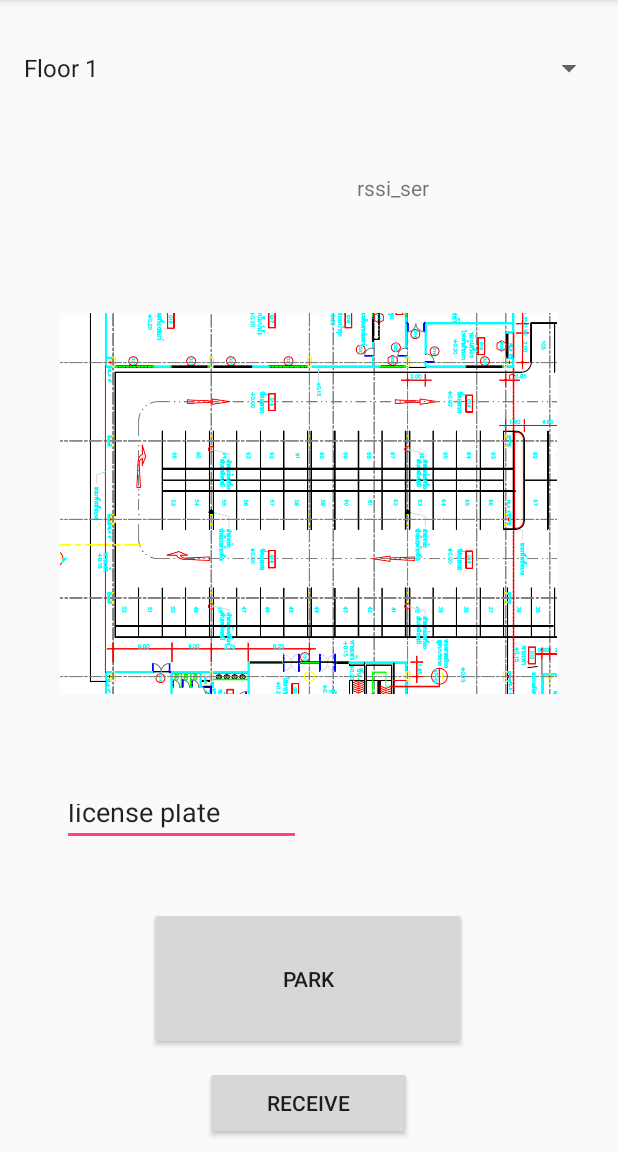
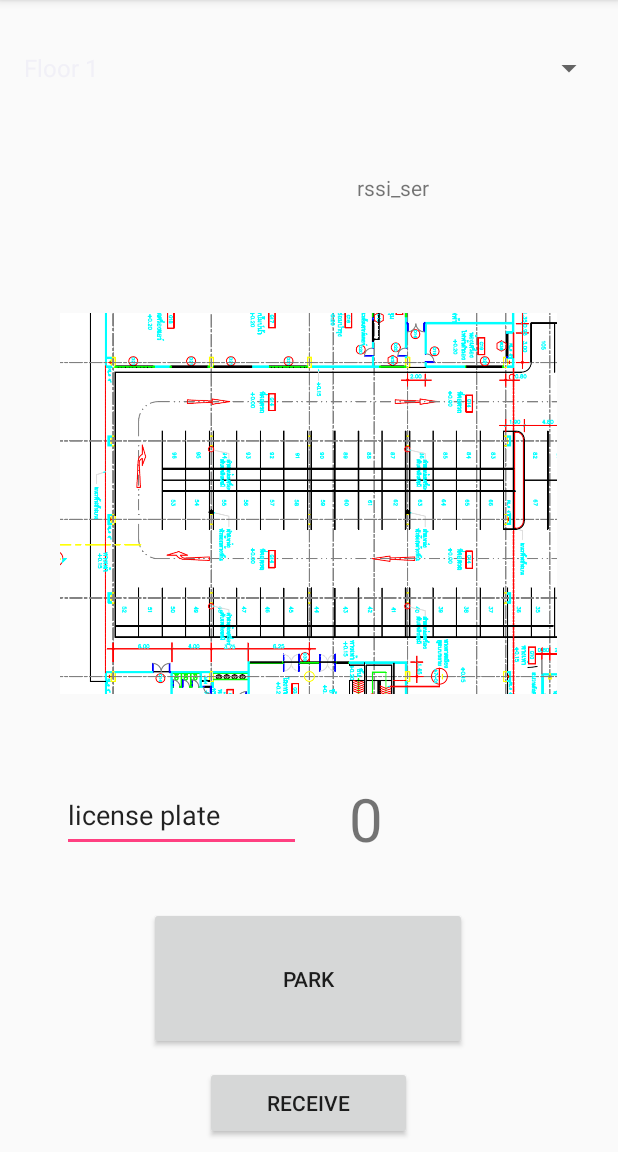
Before and after one commit to pongmile/Find-Car-Park-in-door, an Android app: the screen it shows after launch once a user with an empty profile is signed in (MainActivity), on a phone screen of 412 x 824 dp, the part 84-1236 px from its top. Run offline under Robolectric (Android 15) with nearby library versions, the phone set to English and light mode, and no system bars; our stand-ins replace Firebase (no records; nobody signed in at launch, a user with empty details on screens opened directly).

Commit message:
add timer, floor
add timer and floor

```diff
--- a/app/build.gradle
+++ b/app/build.gradle
@@ -21,7 +21,7 @@ android {
 dependencies {
     implementation 'com.android.support:support-annotations:27.1.1'
     implementation fileTree(dir: 'libs', include: ['*.jar'])
-    implementation 'com.android.support:appcompat-v7:27.1.0'
+    implementation 'com.android.support:appcompat-v7:27.1.1'
     implementation 'com.android.support.constraint:constraint-layout:1.1.2'
     testImplementation 'junit:junit:4.12'
     androidTestImplementation 'com.android.support.test:runner:1.0.2'
--- a/app/src/main/java/com/pongmile/mycarpark/MainActivity.java
+++ b/app/src/main/java/com/pongmile/mycarpark/MainActivity.java
@@ -6,9 +6,11 @@ import android.content.Context;
 import android.content.Intent;
 import android.content.IntentFilter;
 import android.content.pm.PackageManager;
+import android.content.res.TypedArray;
 import android.net.wifi.ScanResult;
 import android.net.wifi.*;
 import android.os.Bundle;
+import android.os.CountDownTimer;
 import android.os.Handler;
 import android.provider.Settings;
 import android.support.annotation.NonNull;
@@ -16,12 +18,17 @@ import android.support.v4.app.ActivityCompat;
 import android.support.v4.content.ContextCompat;
 import android.support.v7.app.AppCompatActivity;
 import android.util.Log;
+import android.view.Menu;
+import android.view.MenuItem;
 import android.view.View;
+import android.widget.AdapterView;
 import android.widget.ArrayAdapter;
 import android.widget.Button;
 import android.widget.EditText;
+import android.widget.ImageView;
 import android.widget.ListView;
 import android.widget.SimpleAdapter;
+import android.widget.Spinner;
 import android.widget.TextView;
 import android.widget.Toast;
 
@@ -56,16 +63,20 @@ public class MainActivity extends AppCompatActivity implements View.OnClickListe
     WifiBroadcastReceiver wifiReceiver;
 
     public String u_email;
+    private String[] listOfObjects;
+    private TypedArray images;
+    private ImageView itemImage;
     TextView textView;
     TextView mTextView;
     Button btn;
     EditText license_p;
+    CountDownTimer cdt;
+    TextView tvTimer;
 
     FirebaseDatabase database = FirebaseDatabase.getInstance();
     DatabaseReference myRef = database.getReference();
     DatabaseReference mwifiRef = myRef.child("wifi");
     DatabaseReference mlicense = myRef.child("license");
-    FirebaseAuth.AuthStateListener mAuthListener;
 
     @Override
     protected void onCreate(Bundle savedInstanceState) {
@@ -74,6 +85,24 @@ public class MainActivity extends AppCompatActivity implements View.OnClickListe
         super.onCreate(savedInstanceState);
         setContentView(R.layout.activity_main);
         FirebaseApp.initializeApp(this);
+
+        images = getResources().obtainTypedArray(R.array.object_image);
+        listOfObjects = getResources().getStringArray(R.array.floor_arrays);
+        images = getResources().obtainTypedArray(R.array.object_image);
+        itemImage = findViewById(R.id.imageView);
+        final Spinner spinner = findViewById(R.id.spinner);
+        ArrayAdapter<String> spinnerAdapter = new ArrayAdapter(getApplicationContext(),android.R.layout.simple_spinner_item, listOfObjects);
+        spinnerAdapter.setDropDownViewResource(android.R.layout.simple_spinner_dropdown_item);
+        spinner.setAdapter(spinnerAdapter);
+        spinner.setOnItemSelectedListener(new AdapterView.OnItemSelectedListener() {
+            @Override
+            public void onItemSelected(AdapterView<?> parent, View view, int position, long id) {
+                itemImage.setImageResource(images.getResourceId(spinner.getSelectedItemPosition(), -1));
+            }
+            @Override
+            public void onNothingSelected(AdapterView<?> parent) {
+            }
+        });
 
 
         //Check for permissions
@@ -118,9 +147,11 @@ public class MainActivity extends AppCompatActivity implements View.OnClickListe
             @Override
             public void onDataChange(DataSnapshot dataSnapshot) {
                 for(DataSnapshot ds : dataSnapshot.getChildren()) {
-                    String wifi = ds.child("@KMITL").getValue(String.class);
-                    String wifi1 = ds.child("KMITL-WIFI").getValue(String.class);
-                    mTextView.setText("@KMITL "+wifi+ "\n" +"KMITL-WIFI "+wifi1);
+                    String wifi1 = ds.child("@KMITL").getValue(String.class);
+                    String wifi2 = ds.child("KMITL-WIFI").getValue(String.class);
+                    String wifi3 = ds.child("ITFORGE_UFOx").getValue(String.class);
+                    String wifi4 = ds.child("K-ONE").getValue(String.class);
+                    mTextView.setText("@KMITL "+wifi1+ "\n" +"KMITL-WIFI "+wifi2+ "\n"+"ITFORGE_UFOx "+wifi3+ "\n"+"K-ONE "+wifi4);
                 }
             }
 
@@ -130,7 +161,10 @@ public class MainActivity extends AppCompatActivity implements View.OnClickListe
             }
         });
 
+        tvTimer = (TextView)findViewById(R.id.tvTimer);
+
     }
+
 
     @Override
     public void onRequestPermissionsResult(int requestCode, String permissions[], int[] grantResults) {
@@ -217,6 +251,7 @@ public class MainActivity extends AppCompatActivity implements View.OnClickListe
 
 
             wifiManager.startScan();
+            startTimer();
 
             license_p = findViewById(R.id.license_plate);
             String result = license_p.getText().toString();
@@ -247,5 +282,20 @@ public class MainActivity extends AppCompatActivity implements View.OnClickListe
         }
     };
 
+    public void startTimer(){
+        cdt = new CountDownTimer(900000, 50) {
+            @Override
+            public void onTick(long l) {
+                String strTime = String.format("%.1f", (double)l / 1000);
+                tvTimer.setText(String.valueOf(strTime));
+            }
+
+            @Override
+            public void onFinish() {
+                tvTimer.setText("0");
+            }
+        }.start();
+    }
+
 
 }
--- a/app/src/main/res/layout/activity_main.xml
+++ b/app/src/main/res/layout/activity_main.xml
@@ -103,7 +103,7 @@
     <EditText
         android:id="@+id/license_plate"
         android:layout_width="159dp"
-        android:layout_height="38dp"
+        android:layout_height="49dp"
         android:layout_marginStart="8dp"
         android:layout_marginTop="8dp"
         android:layout_marginEnd="8dp"
@@ -118,5 +118,24 @@
         app:layout_constraintTop_toBottomOf="@+id/imageView"
         app:layout_constraintVertical_bias="0.63" />
 
+    <TextView
+        android:id="@+id/tvTimer"
+        android:layout_width="111dp"
+        android:layout_height="51dp"
+        android:layout_centerHorizontal="true"
+        android:layout_centerVertical="true"
+        android:layout_marginStart="8dp"
+        android:layout_marginTop="8dp"
+        android:layout_marginEnd="68dp"
+        android:layout_marginBottom="8dp"
+        android:text="0"
+        android:textSize="40sp"
+        app:layout_constraintBottom_toTopOf="@+id/send"
+        app:layout_constraintEnd_toEndOf="parent"
+        app:layout_constraintHorizontal_bias="1.0"
+        app:layout_constraintStart_toEndOf="@+id/license_plate"
+        app:layout_constraintTop_toBottomOf="@+id/imageView"
+        app:layout_constraintVertical_bias="0.644" />
+
 
 </android.support.constraint.ConstraintLayout>
--- a/app/src/main/res/values/strings.xml
+++ b/app/src/main/res/values/strings.xml
@@ -1,10 +1,20 @@
+<?xml version="1.0" encoding="utf-8"?>
 <resources>
-    <string name="app_name">My car park</string>
-    <string name="rssi_wifi"></string>
+    <string name="app_name" translatable="false">My car park</string>
+    <string name="rssi_wifi" translatable="false"></string>
 
     <string-array name="floor_arrays">
         <item>Floor 1</item>
         <item>Floor 2</item>
         <item>Floor 3</item>
     </string-array>
+
+    <integer-array name="object_image">
+
+        <item>@drawable/capture</item>
+
+        <item>@drawable/imageedit</item>
+
+        <item>@drawable/vlcsnap</item>
+    </integer-array>
 </resources>
```
Also changed, not shown: app/src/main/res/drawable-v24/capture.PNG (added), app/src/main/res/drawable-v24/imageedit.png (added), app/src/main/res/drawable-v24/vlcsnap.png (added), app/src/main/res/drawable/imageedit.png (added), app/src/main/res/drawable/vlcsnap.png (added).
